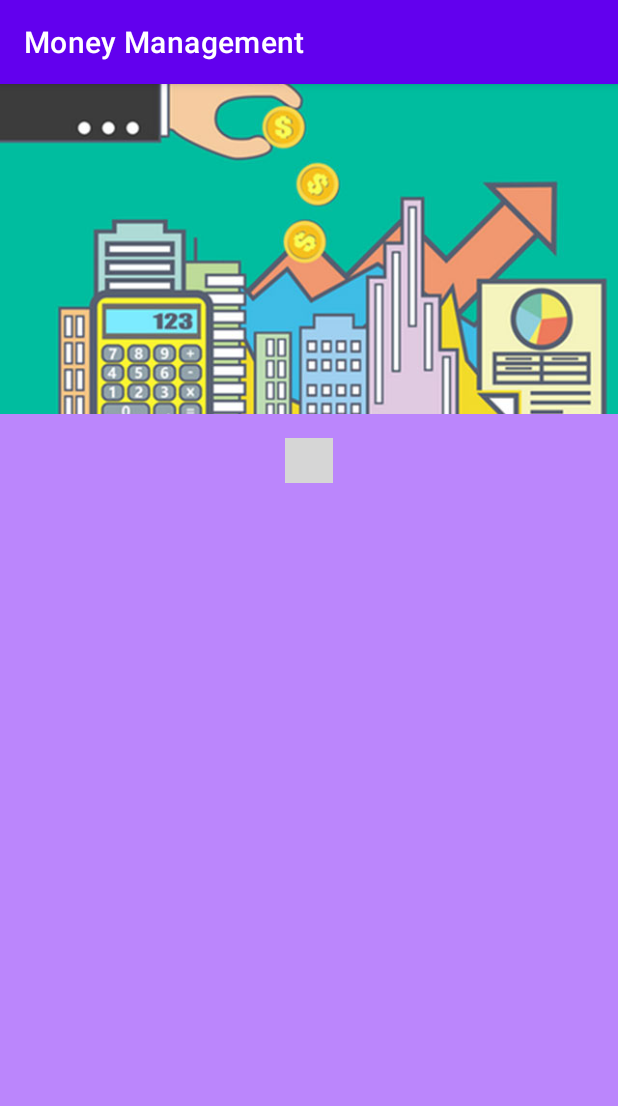
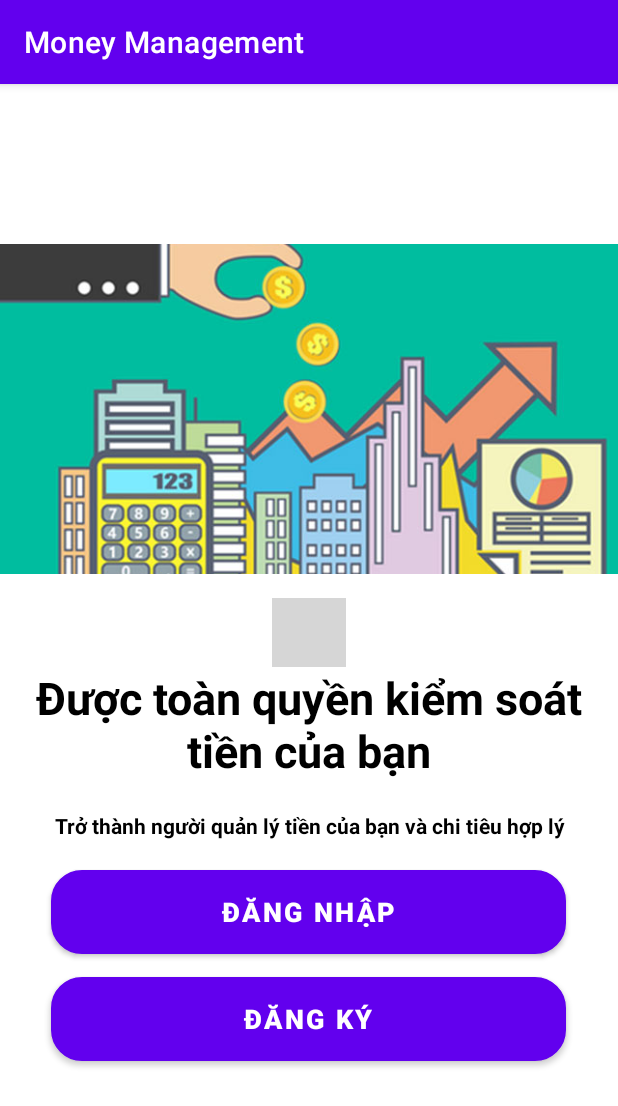
Before and after one commit to nguyendinhduy13/Money-Management, an Android app: the screen it shows after launch (MainActivity), on a phone screen of 412 x 824 dp. Shown: the top 1106 px of the screen. Run offline under Robolectric (Android 15) with nearby library versions, the phone set to English and light mode, and no system bars; libraries missing offline, so code that uses them is left out: me.relex.circleindicator; plain views replace CircleIndicator; 3 statements that could not run were skipped; grey boxes are pictures that could not be loaded.

Commit message:
complete welcome screen

```diff
--- a/app/src/main/java/com/example/moneymanagement/PhotoAdapter.java
+++ b/app/src/main/java/com/example/moneymanagement/PhotoAdapter.java
@@ -17,6 +17,7 @@ public class PhotoAdapter extends PagerAdapter {
 
     private Context mContext;
     private List<Photo> mListPhoto;
+
 
     public PhotoAdapter(Context mContext,List<Photo> mListPhoto) {
 
--- /dev/null
+++ b/app/src/main/res/drawable/botron_button.xml
@@ -0,0 +1,30 @@
+<?xml version="1.0" encoding="utf-8"?>
+<shape
+    xmlns:android="http://schemas.android.com/apk/res/android"
+    android:shape="rectangle">
+
+    <!-- Set màu nền-->
+    <solid
+        android:color="@color/blue" >
+    </solid>
+
+    <!-- đặt thuộc tính màu và độ rộng của đường viền -->
+    <stroke
+        android:width="1dp"
+        android:color="@color/blue" >
+    </stroke>
+
+    <!-- các thuộc tính căn chỉnh-->
+    <padding
+        android:left="5dp"
+        android:top="5dp"
+        android:right="5dp"
+        android:bottom="5dp" >
+    </padding>
+
+    <!-- và đây là bán kính đường tròn ở 4 góc -->
+    <corners
+        android:radius="20dp" >
+    </corners>
+
+</shape>
--- a/app/src/main/res/layout/activity_main.xml
+++ b/app/src/main/res/layout/activity_main.xml
@@ -5,17 +5,65 @@
     android:layout_width="match_parent"
     android:layout_height="match_parent"
     android:orientation="vertical"
-    android:background="@color/purple_200"
+    android:gravity="center"
     tools:context=".MainActivity">
     <androidx.viewpager.widget.ViewPager
         android:layout_width="match_parent"
         android:layout_height="220dp"
         android:id="@+id/viewpaper"
         />
+
     <me.relex.circleindicator.CircleIndicator
-        android:layout_width="wrap_content"
-        android:layout_height="30dp"
         android:id="@+id/circle_indicator"
+        android:layout_width="49dp"
+        android:layout_height="46dp"
         android:layout_gravity="center_horizontal"
-        android:layout_marginTop="16dp"/>
+        android:layout_marginTop="16dp" />
+
+    <TextView
+        android:layout_width="match_parent"
+        android:layout_height="wrap_content"
+        android:id="@+id/text_v1"
+        android:textAlignment="center"
+        android:text="Được toàn quyền kiểm soát tiền của bạn"
+        android:textSize="30dp"
+        android:textStyle="bold"
+        android:textColor="@color/black"
+        />
+
+    <TextView
+        android:layout_marginTop="20dp"
+        android:id="@+id/text_v2"
+        android:layout_width="match_parent"
+        android:layout_height="wrap_content"
+        android:text="Trở thành người quản lý tiền của bạn và chi tiêu hợp lý"
+        android:textAlignment="center"
+        android:textStyle="bold"
+        android:textColor="@color/black"
+        />
+
+    <Button
+        android:id="@+id/btn_dangnhap"
+        android:layout_marginTop="20dp"
+        android:layout_marginBottom="10dp"
+        android:layout_width="343dp"
+        android:layout_height="56dp"
+        android:background="@drawable/botron_button"
+        android:padding="4dp"
+        android:text="Đăng Nhập"
+        android:textStyle="bold"
+        android:textSize="18dp"
+        />
+    <Button
+        android:id="@+id/btn_dangky"
+        android:layout_marginTop="5dp"
+        android:layout_marginBottom="10dp"
+        android:layout_width="343dp"
+        android:layout_height="56dp"
+        android:background="@drawable/botron_button"
+        android:padding="4dp"
+        android:text="Đăng Ký"
+        android:textStyle="bold"
+        android:textSize="18dp"
+        />
 </LinearLayout>
--- a/app/src/main/res/layout/itemphoto.xml
+++ b/app/src/main/res/layout/itemphoto.xml
@@ -1,12 +1,13 @@
 <?xml version="1.0" encoding="utf-8"?>
 <LinearLayout xmlns:android="http://schemas.android.com/apk/res/android"
     android:layout_width="match_parent"
-    android:layout_height="match_parent">
+    android:layout_height="match_parent"
+    android:orientation="horizontal">
 
     <ImageView
         android:id="@+id/img_photo"
         android:layout_width="match_parent"
         android:layout_height="220dp"
-        android:src="@drawable/image1"
         android:scaleType="centerCrop"/>
+
 </LinearLayout>
```
